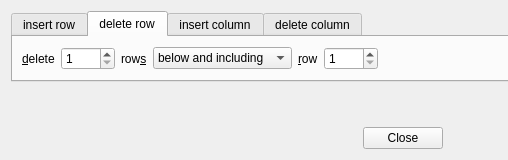
The window that sconcho/gui/ui/insertDeleteRowColumnDialog.ui (haskelladdict/sconcho) describes before a commit, drawn with Qt 5; both pictures show x 0 to 508 and y 0 to 160 of the 805 by 160 pixel window.
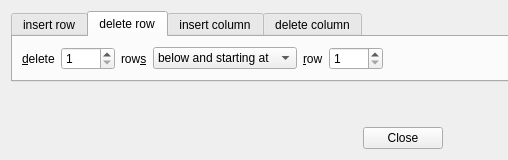
The same window after the commit. The open tabs and pages were chosen to show the change.

```diff
--- a/sconcho/gui/ui/insertDeleteRowColumnDialog.ui
+++ b/sconcho/gui/ui/insertDeleteRowColumnDialog.ui
@@ -158,7 +158,7 @@
           <widget class="QComboBox" name="deleteRowMode">
            <item>
             <property name="text">
-             <string>below and including</string>
+             <string>below and starting at</string>
             </property>
            </item>
            <item>
```
Left out of the diff: 2 changed lines with no effect on the pictures.
